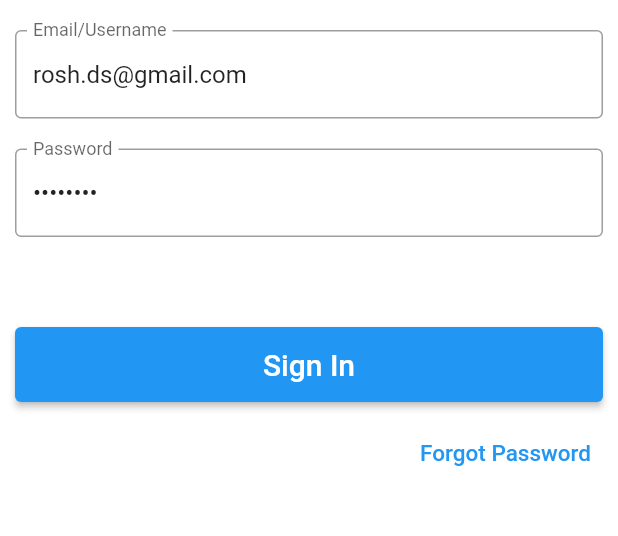
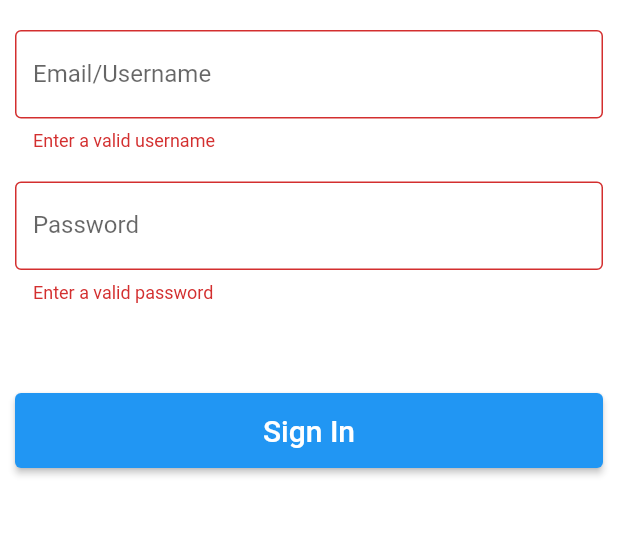
Before and after one commit to rosheends/easy_biz_manager, a Flutter app: the screen it shows after launch, after a tap on "Sign In", on a phone screen of 412 x 824 dp, the part 390-926 px from its top. Run offline on Flutter 3.47's test engine with Material 2 defaults, Android fonts, the light colour scheme and no system bars; our stand-ins replace fluttertoast, google_fonts, jwt_decoder, localstorage, pdf, printing and 1 more; missing offline and left inert: country_list_pick, encrypt, flutter_checkbox_dialog, searchable_listview; network calls fail.

Commit message:
Commit client login changes

```diff
--- a/lib/utility/constants.dart
+++ b/lib/utility/constants.dart
@@ -3,8 +3,8 @@ class Constants {
 
   static const String appName = "Biz Manager";
   static const String appVersion = "1.0.0";
-  //static const String serviceHost = "http://10.0.2.2:8080/";
-  static const String serviceHost = "http://localhost:8080/";
+  static const String serviceHost = "http://10.0.2.2:8080/";
+  //static const String serviceHost = "http://localhost:8080/";
   static const String serviceBasePath = "api/v1/";
 
 }
--- a/lib/views/common/sign_in.dart
+++ b/lib/views/common/sign_in.dart
@@ -97,8 +97,8 @@ class _SignInWidgetState extends State<SignInWidget> {
   @override
   Widget build(BuildContext context) {
 
-    nameController.text = "rosh.ds@gmail.com";
-    passwordController.text = "password";
+   // nameController.text = "rosh.ds@gmail.com";
+   // passwordController.text = "password";
 
     return Form(
       key: _formKey,
@@ -296,23 +296,23 @@ class _SignInWidgetState extends State<SignInWidget> {
                     // call validate function
                   },
                 )),
-            Container(
-              padding: const EdgeInsets.fromLTRB(10, 0, 10, 0),
-              child: Align(
-                alignment: Alignment.centerRight,
-                child: TextButton(
-                  onPressed: () {
-                    Navigator.push(
-                      context,
-                      MaterialPageRoute(builder: (context) => const ForgotPasswordWidget()),
-                    );
-                  },
-                  child: const Text(
-                    'Forgot Password',style: TextStyle(fontSize: 15),
-                  ),
-                ),
-              ),
-            ),
+            // Container(
+            //   padding: const EdgeInsets.fromLTRB(10, 0, 10, 0),
+            //   child: Align(
+            //     alignment: Alignment.centerRight,
+            //     child: TextButton(
+            //       onPressed: () {
+            //         Navigator.push(
+            //           context,
+            //           MaterialPageRoute(builder: (context) => const ForgotPasswordWidget()),
+            //         );
+            //       },
+            //       child: const Text(
+            //         'Forgot Password',style: TextStyle(fontSize: 15),
+            //       ),
+            //     ),
+            //   ),
+            // ),
             // Row(
             //   mainAxisAlignment: MainAxisAlignment.center,
             //   children: <Widget>[
```
Also changed, not shown: lib/assign_projects.dart (+29 -4 lines), lib/views/mobile/mobile_invoices.dart (+45 -1 lines).
